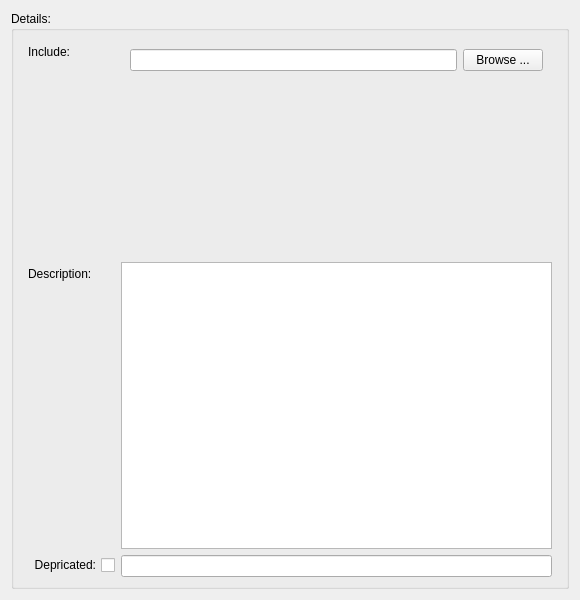
Old version of the form sources/lusan/view/si/ui/SIIncludeDetails.ui in the repository aregtech/areg-sdk-tools.
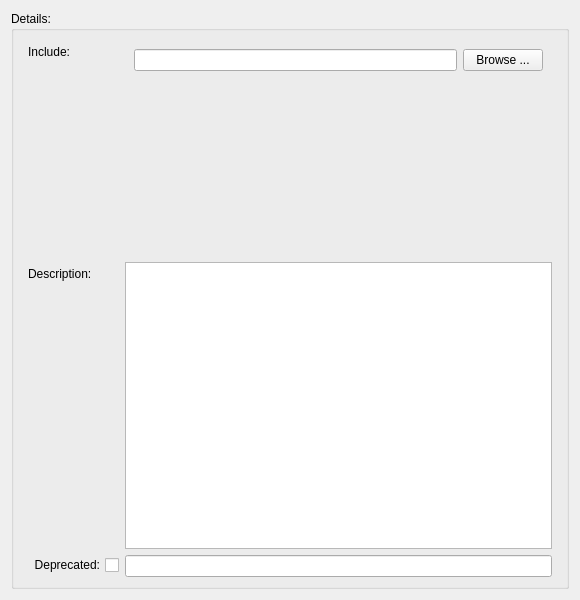
New version of the form.

Patch:
```diff
--- a/sources/lusan/view/si/ui/SIIncludeDetails.ui
+++ b/sources/lusan/view/si/ui/SIIncludeDetails.ui
@@ -136,7 +136,7 @@
            <enum>Qt::LayoutDirection::RightToLeft</enum>
           </property>
           <property name="text">
-           <string>Depricated:</string>
+           <string>Deprecated:</string>
           </property>
          </widget>
         </item>
```
Left out of the diff: 4 changed lines with no effect on the pictures.
